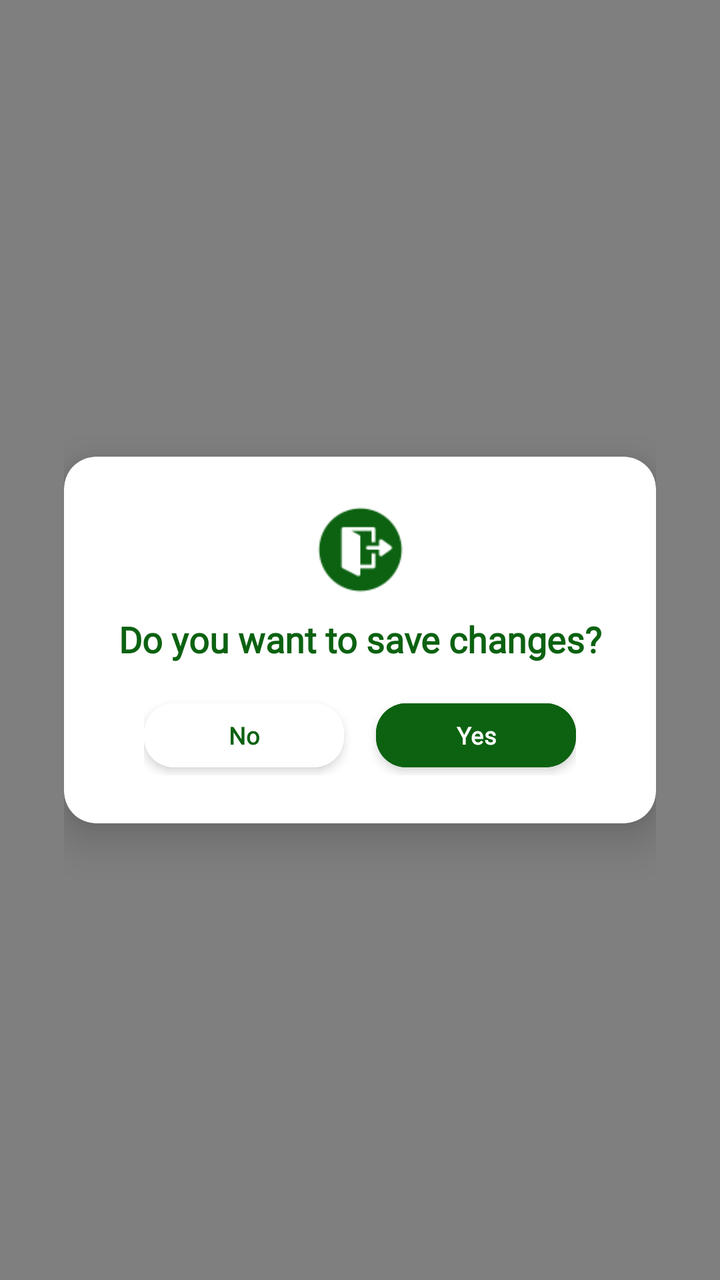
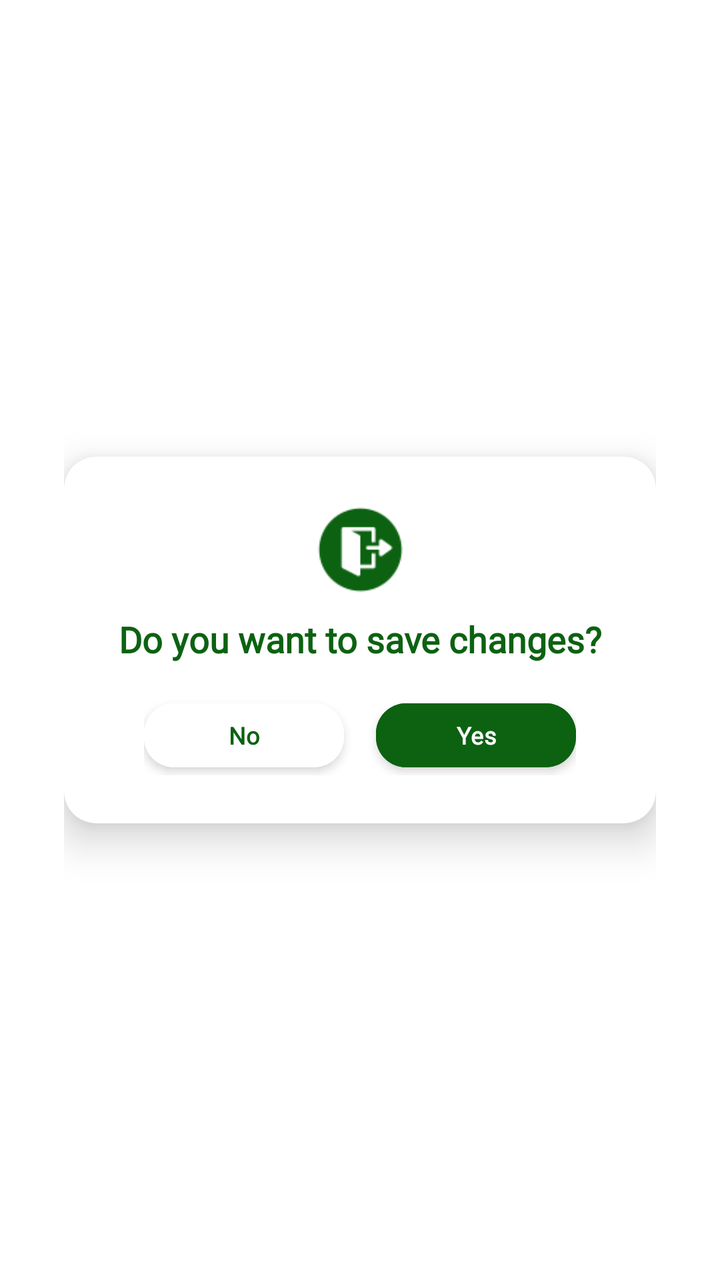

Screens rendered from an Android XML layout before and after an edit, with the pre-edit source and the edit as a unified diff.
<!-- AndroidManifest.xml: application theme Theme.SmartGrow -->
<!-- res/layout/dialog_save_info.xml -->
<?xml version="1.0" encoding="utf-8"?>
<androidx.constraintlayout.widget.ConstraintLayout
    xmlns:android="http://schemas.android.com/apk/res/android"
    xmlns:app="http://schemas.android.com/apk/res-auto"
    android:layout_width="match_parent"
    android:layout_height="match_parent"
    android:background="#80000000"
    android:padding="32dp">

    <com.google.android.material.card.MaterialCardView
        android:layout_width="match_parent"
        android:layout_height="wrap_content"
        app:cardBackgroundColor="#FFFFFF"
        app:cardCornerRadius="16dp"
        app:strokeWidth="0dp"
        app:cardElevation="12dp"
        app:layout_constraintBottom_toBottomOf="parent"
        app:layout_constraintEnd_toEndOf="parent"
        app:layout_constraintStart_toStartOf="parent"
        app:layout_constraintTop_toTopOf="parent">

        <androidx.constraintlayout.widget.ConstraintLayout
            android:layout_width="match_parent"
            android:layout_height="wrap_content"
            android:padding="24dp">

            <ImageView
                android:id="@+id/iv_logout_icon"
                android:layout_width="45dp"
                android:layout_height="45dp"
                android:src="@drawable/ic_logout"
                app:layout_constraintEnd_toEndOf="parent"
                app:layout_constraintStart_toStartOf="parent"
                app:layout_constraintTop_toTopOf="parent"
                android:contentDescription="Logout Icon" />

            <TextView
                android:id="@+id/tv_save_info"
                android:layout_width="wrap_content"
                android:layout_height="wrap_content"
                android:fontFamily="@font/poppins"
                android:text="Do you want to save changes?"
                android:textColor="#0C6211"
                android:textSize="18sp"
                android:textStyle="bold"
                android:layout_marginTop="10dp"
                android:gravity="center"
                app:layout_constraintEnd_toEndOf="parent"
                app:layout_constraintStart_toStartOf="parent"
                app:layout_constraintTop_toBottomOf="@id/iv_logout_icon" />

            <LinearLayout
                android:layout_width="wrap_content"
                android:layout_height="wrap_content"
                android:layout_marginTop="16dp"
                android:orientation="horizontal"
                app:layout_constraintEnd_toEndOf="parent"
                app:layout_constraintStart_toStartOf="parent"
                app:layout_constraintTop_toBottomOf="@id/tv_save_info">

                <com.google.android.material.button.MaterialButton
                    android:id="@+id/btn_save_no"
                    android:layout_width="100dp"
                    android:layout_height="40dp"
                    android:layout_marginEnd="8dp"
                    android:backgroundTint="#FFFFFF"
                    android:text="No"
                    android:textSize="12sp"
                    android:textColor="#0C6211"
                    android:textStyle="bold"
                    android:textAllCaps="false"
                    android:fontFamily="@font/poppins"
                    android:stateListAnimator="@null"
                    android:translationZ="3dp"
                    app:cornerRadius="15dp"
                    app:elevation="2dp" />

                <com.google.android.material.button.MaterialButton
                    android:id="@+id/btn_save_yes"
                    android:layout_width="100dp"
                    android:layout_height="40dp"
                    android:layout_marginStart="8dp"
                    android:backgroundTint="#0C6211"
                    android:fontFamily="@font/poppins"
                    android:text="Yes"
                    android:textAllCaps="false"
                    android:textColor="#FFFFFF"
                    android:stateListAnimator="@null"
                    android:translationZ="3dp"
                    android:textSize="12sp"
                    android:textStyle="bold"
                    app:cornerRadius="15dp" />

            </LinearLayout>

        </androidx.constraintlayout.widget.ConstraintLayout>
    </com.google.android.material.card.MaterialCardView>
</androidx.constraintlayout.widget.ConstraintLayout>
<!-- resources referenced by this layout -->
<resources>
  <!-- drawable ic_logout: png bitmap (drawable, 2220 bytes) -->
  <style name="Theme.SmartGrow" parent="Base.Theme.SmartGrow" />
  <style name="Base.Theme.SmartGrow" parent="Theme.Material3.DayNight.NoActionBar">
          <item name="android:windowBackground">@android:color/white</item>
          <item name="android:windowDisablePreview">true</item>
          <item name="android:statusBarColor">#0C6211</item>
          <item name="android:windowLightStatusBar" tools:targetApi="m">false</item>
  
          
          <item name="android:navigationBarColor">#F9FAFA</item>
  
          
          <item name="android:windowLightNavigationBar" tools:targetApi="o">true</item>
      </style>
</resources>

<!-- the commit's change to res/layout/dialog_save_info.xml (unified diff, before → after) -->
@@ -4,7 +4,6 @@
     xmlns:app="http://schemas.android.com/apk/res-auto"
     android:layout_width="match_parent"
     android:layout_height="match_parent"
-    android:background="#80000000"
     android:padding="32dp">
 
     <com.google.android.material.card.MaterialCardView
